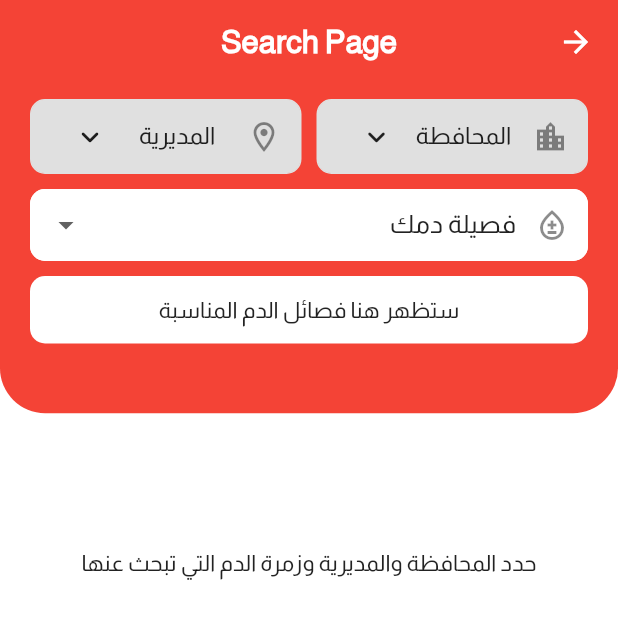
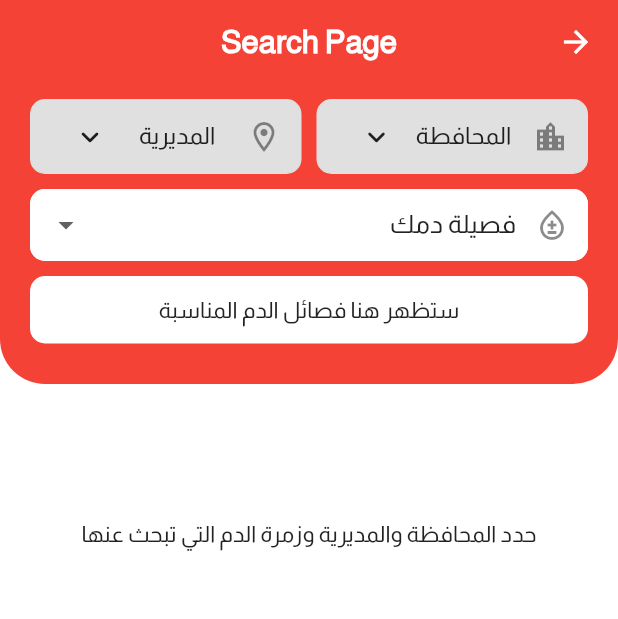
Before and after one commit to m-alhoomaidi/Blood-Bank, a Flutter app: the screen it shows after launch, after a tap on the "search" icon, on a phone screen of 412 x 824 dp. Shown: the top 619 px of the screen. Run offline on Flutter 3.47's test engine with Material 2 defaults, Android fonts, the phone set to English and light mode, and no system bars; our stand-ins replace bloc, carousel_slider, cloud_firestore, email_validator, firebase_auth, firebase_core and 9 more; missing offline and left inert: dart:ffi; accounts and stored records are empty.

Commit message:
home welcome and sized box for seaerch options

```diff
--- a/blood_bank_app/lib/pages/search_page.dart
+++ b/blood_bank_app/lib/pages/search_page.dart
@@ -19,8 +19,8 @@ class SearchPage extends StatelessWidget {
       backgroundColor: eBackGroundColor,
       body: Column(
         children: <Widget>[
-          Expanded(
-            flex: 2,
+          SizedBox(
+            height: 200,
             child: Container(
               decoration: const BoxDecoration(
                 color: Colors.red,
@@ -33,7 +33,6 @@ class SearchPage extends StatelessWidget {
             ),
           ),
           const Expanded(
-            flex: 5,
             child: SearchResult(),
           ),
         ],
--- a/blood_bank_app/lib/widgets/home/home_welcome.dart
+++ b/blood_bank_app/lib/widgets/home/home_welcome.dart
@@ -1,3 +1,8 @@
+import 'package:blood_bank_app/pages/search_page.dart';
+import 'package:blood_bank_app/pages/sign_up_page.dart';
+import 'package:blood_bank_app/shared/style.dart';
+import 'package:blood_bank_app/widgets/forms/my_button.dart';
+import 'package:blood_bank_app/widgets/forms/my_text_form_field.dart';
 import 'package:flutter/material.dart';
 
 class HomeWelcome extends StatelessWidget {
@@ -5,6 +10,68 @@ class HomeWelcome extends StatelessWidget {
 
   @override
   Widget build(BuildContext context) {
-    return Container();
+    return Stack(
+      children: [
+        SizedBox(
+          height: 300,
+          width: MediaQuery.of(context).size.width,
+          child: const Image(
+            image: AssetImage('assets/images/1.jpg'),
+            fit: BoxFit.cover,
+          ),
+        ),
+        Container(
+          height: 300,
+          width: MediaQuery.of(context).size.width,
+          color: Colors.black54,
+        ),
+        SizedBox(
+          height: 300,
+          child: Padding(
+            padding: const EdgeInsets.symmetric(horizontal: 40, vertical: 20),
+            child: Column(
+              mainAxisAlignment: MainAxisAlignment.spaceAround,
+              crossAxisAlignment: CrossAxisAlignment.start,
+              children: [
+                const Text(
+                  'مرحباً',
+                  style: TextStyle(
+                    fontSize: 36,
+                    color: Colors.white,
+                    fontWeight: FontWeight.bold,
+                  ),
+                ),
+                const Text(
+                  'ومن أحياها فكأنما أحيا الناس جميعاً',
+                  style: TextStyle(
+                    fontSize: 20,
+                    color: Colors.white,
+                  ),
+                ),
+                MyTextFormField(
+                  hint: 'البحث عن متبرع',
+                  icon: const Icon(Icons.search_rounded),
+                  suffixIcon: false,
+                  fillColor: Colors.white,
+                  blurrBorderColor: eSecondColor.withOpacity(0),
+                  focusBorderColor: eSecondColor.withOpacity(0),
+                  readOnly: true,
+                  onTap: () {
+                    Navigator.of(context).pushNamed(SearchPage.routeName);
+                  },
+                ),
+                MyButton(
+                  title: 'إنشاء حساب متبرع',
+                  color: eSecondColor,
+                  onPressed: () {
+                    Navigator.of(context).pushNamed(SignUpPage.routeName);
+                  },
+                ),
+              ],
+            ),
+          ),
+        ),
+      ],
+    );
   }
 }
```
